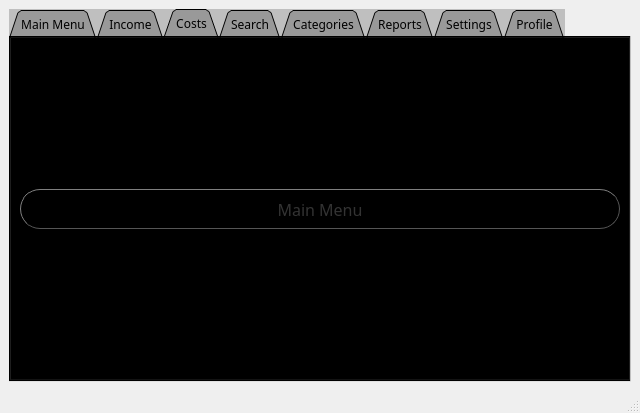
First picture: the form in MainWindow.ui, repository Arian-SK/Personal-Accounting-App, before the edit.
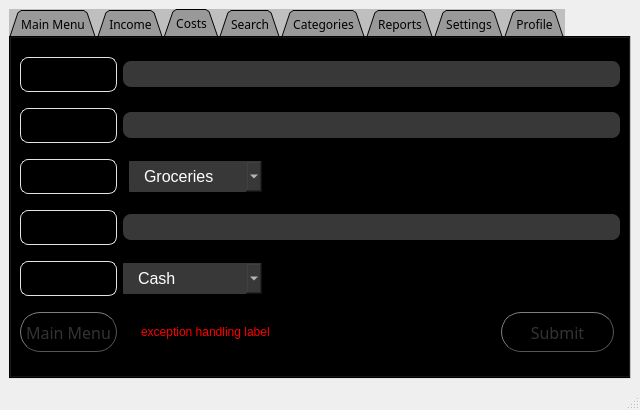
Second picture: the form after the edit. The open tabs and pages were chosen to show the change.

Commit message: Setting and Cost section done

```diff
--- a/MainWindow.ui
+++ b/MainWindow.ui
@@ -7,7 +7,7 @@
     <x>0</x>
     <y>0</y>
     <width>640</width>
-    <height>413</height>
+    <height>410</height>
    </rect>
   </property>
   <property name="minimumSize">
@@ -21,7 +21,7 @@
   </property>
   <widget class="QWidget" name="centralwidget">
    <layout class="QGridLayout" name="gridLayout">
-    <item row="0" column="0">
+    <item row="1" column="0">
      <widget class="QTabWidget" name="tabWidget">
       <property name="sizePolicy">
        <sizepolicy hsizetype="Expanding" vsizetype="Expanding">
@@ -774,7 +774,7 @@
         <string>Costs</string>
        </attribute>
        <layout class="QGridLayout" name="gridLayout_4">
-        <item row="0" column="0">
+        <item row="5" column="0">
          <widget class="QPushButton" name="buttonBackFromCosts">
           <property name="minimumSize">
            <size>
@@ -813,6 +813,393 @@
           </property>
          </widget>
         </item>
+        <item row="2" column="2">
+         <widget class="QComboBox" name="comboCostSource">
+          <property name="font">
+           <font>
+            <pointsize>12</pointsize>
+           </font>
+          </property>
+          <property name="styleSheet">
+           <string notr="true">QComboBox {
+	color: rgb(56, 56, 56);
+	color: rgb(255,255,255);
+  	border-radius: 1px;
+  	padding: 5px 15px;
+  	background-color:#383838
+}
+
+QComboBox::hover {
+  border: 1px solid #e0e4e7;
+
+}
+
+QComboBox::focus{
+  border: 1px solid #e0e4e7;
+}</string>
+          </property>
+          <item>
+           <property name="text">
+            <string>Groceries</string>
+           </property>
+          </item>
+          <item>
+           <property name="text">
+            <string>Refueling</string>
+           </property>
+          </item>
+          <item>
+           <property name="text">
+            <string>Decorations</string>
+           </property>
+          </item>
+          <item>
+           <property name="text">
+            <string>Installment</string>
+           </property>
+          </item>
+         </widget>
+        </item>
+        <item row="4" column="1" colspan="2">
+         <widget class="QComboBox" name="comboCostType">
+          <property name="font">
+           <font>
+            <pointsize>12</pointsize>
+           </font>
+          </property>
+          <property name="styleSheet">
+           <string notr="true">QComboBox {
+	color: rgb(56, 56, 56);
+	color: rgb(255,255,255);
+  	border-radius: 1px;
+  	padding: 5px 15px;
+  	background-color:#383838
+}
+
+QComboBox::hover {
+  border: 1px solid #e0e4e7;
+
+}
+
+QComboBox::focus{
+  border: 1px solid #e0e4e7;
+}</string>
+          </property>
+          <item>
+           <property name="text">
+            <string>Cash</string>
+           </property>
+          </item>
+          <item>
+           <property name="text">
+            <string>Check</string>
+           </property>
+          </item>
+          <item>
+           <property name="text">
+            <string>Digital</string>
+           </property>
+          </item>
+         </widget>
+        </item>
+        <item row="2" column="5">
+         <spacer name="horizontalSpacer_18">
+          <property name="orientation">
+           <enum>Qt::Horizontal</enum>
+          </property>
+          <property name="sizeHint" stdset="0">
+           <size>
+            <width>40</width>
+            <height>20</height>
+           </size>
+          </property>
+         </spacer>
+        </item>
+        <item row="2" column="9">
+         <spacer name="horizontalSpacer_10">
+          <property name="orientation">
+           <enum>Qt::Horizontal</enum>
+          </property>
+          <property name="sizeType">
+           <enum>QSizePolicy::Minimum</enum>
+          </property>
+          <property name="sizeHint" stdset="0">
+           <size>
+            <width>40</width>
+            <height>20</height>
+           </size>
+          </property>
+         </spacer>
+        </item>
+        <item row="4" column="0">
+         <widget class="QLabel" name="labelCostType">
+          <property name="font">
+           <font>
+            <family>Impact</family>
+            <pointsize>12</pointsize>
+           </font>
+          </property>
+          <property name="styleSheet">
+           <string notr="true">QLabel {
+  background-color:rgba(0,0,0, 20% );
+  border-radius: 8px;
+  padding: 5px 15px;
+  border: 1px solid #e0e4e7;
+}
+</string>
+          </property>
+          <property name="text">
+           <string>Type:</string>
+          </property>
+         </widget>
+        </item>
+        <item row="0" column="1" colspan="10">
+         <widget class="QLineEdit" name="lineCost">
+          <property name="styleSheet">
+           <string notr="true">QLineEdit {
+	color: rgb(56, 56, 56);
+	color: rgb(255,255,255);
+  	border-radius: 8px;
+  	padding: 5px 15px;
+  	background-color:#383838
+}
+
+QLineEdit:hover {
+  border: 1px solid #e0e4e7;
+
+}
+
+QLineEdit::focus{
+  border: 1px solid #e0e4e7;
+}</string>
+          </property>
+         </widget>
+        </item>
+        <item row="2" column="8">
+         <spacer name="horizontalSpacer_13">
+          <property name="orientation">
+           <enum>Qt::Horizontal</enum>
+          </property>
+          <property name="sizeHint" stdset="0">
+           <size>
+            <width>40</width>
+            <height>20</height>
+           </size>
+          </property>
+         </spacer>
+        </item>
+        <item row="1" column="1" colspan="10">
+         <widget class="QLineEdit" name="lineCostDate">
+          <property name="styleSheet">
+           <string notr="true">QLineEdit {
+	color: rgb(56, 56, 56);
+	color: rgb(255,255,255);
+  	border-radius: 8px;
+  	padding: 5px 15px;
+  	background-color:#383838
+}
+
+QLineEdit:hover {
+  border: 1px solid #e0e4e7;
+
+}
+
+QLineEdit::focus{
+  border: 1px solid #e0e4e7;
+}</string>
+          </property>
+         </widget>
+        </item>
+        <item row="3" column="1" colspan="10">
+         <widget class="QLineEdit" name="lineCostDetails">
+          <property name="styleSheet">
+           <string notr="true">QLineEdit {
+	color: rgb(56, 56, 56);
+	color: rgb(255,255,255);
+  	border-radius: 8px;
+  	padding: 5px 15px;
+  	background-color:#383838
+}
+
+QLineEdit:hover {
+  border: 1px solid #e0e4e7;
+
+}
+
+QLineEdit::focus{
+  border: 1px solid #e0e4e7;
+}</string>
+          </property>
+         </widget>
+        </item>
+        <item row="1" column="0">
+         <widget class="QLabel" name="labelDateCost">
+          <property name="font">
+           <font>
+            <family>Impact</family>
+            <pointsize>12</pointsize>
+           </font>
+          </property>
+          <property name="styleSheet">
+           <string notr="true">QLabel {
+  background-color:rgba(0,0,0, 20% );
+  border-radius: 8px;
+  padding: 5px 15px;
+  border: 1px solid #e0e4e7;
+}
+</string>
+          </property>
+          <property name="text">
+           <string>Date:</string>
+          </property>
+         </widget>
+        </item>
+        <item row="3" column="0">
+         <widget class="QLabel" name="labelCostDetails">
+          <property name="font">
+           <font>
+            <family>Impact</family>
+            <pointsize>12</pointsize>
+           </font>
+          </property>
+          <property name="styleSheet">
+           <string notr="true">QLabel {
+  background-color:rgba(0,0,0, 20% );
+  border-radius: 8px;
+  padding: 5px 15px;
+  border: 1px solid #e0e4e7;
+}
+</string>
+          </property>
+          <property name="text">
+           <string>Details:</string>
+          </property>
+         </widget>
+        </item>
+        <item row="0" column="0">
+         <widget class="QLabel" name="labelCost">
+          <property name="font">
+           <font>
+            <family>Impact</family>
+            <pointsize>12</pointsize>
+           </font>
+          </property>
+          <property name="styleSheet">
+           <string notr="true">QLabel {
+  background-color:rgba(0,0,0, 20% );
+  border-radius: 8px;
+  padding: 5px 15px;
+  border: 1px solid #e0e4e7;
+}
+</string>
+          </property>
+          <property name="text">
+           <string>Cost:</string>
+          </property>
+         </widget>
+        </item>
+        <item row="2" column="0">
+         <widget class="QLabel" name="labelCostSource">
+          <property name="font">
+           <font>
+            <family>Impact</family>
+            <pointsize>12</pointsize>
+           </font>
+          </property>
+          <property name="styleSheet">
+           <string notr="true">QLabel {
+  background-color:rgba(0,0,0, 20% );
+  border-radius: 8px;
+  padding: 5px 15px;
+  border: 1px solid #e0e4e7;
+}
+</string>
+          </property>
+          <property name="text">
+           <string>Source:</string>
+          </property>
+         </widget>
+        </item>
+        <item row="5" column="8" colspan="2">
+         <widget class="QPushButton" name="buttonCostSubmit">
+          <property name="minimumSize">
+           <size>
+            <width>40</width>
+            <height>40</height>
+           </size>
+          </property>
+          <property name="font">
+           <font>
+            <family>Impact</family>
+            <pointsize>12</pointsize>
+           </font>
+          </property>
+          <property name="styleSheet">
+           <string notr="true">QPushButton {
+color: #333;
+border: 1px solid #555;
+border-radius: 20px;
+border-style: outset;
+background: qradialgradient(
+cx: 0.3, cy: -0.4, fx: 0.3, fy: -0.4,
+radius: 1, stop: 0 #fff, stop: 1 #888
+);
+padding: 5px;
+}
+
+QPushButton:hover {
+background: qradialgradient(
+cx: 0.3, cy: -0.4, fx: 0.3, fy: -0.4,
+radius: 1.35, stop: 0 #fff, stop: 1 #bbb
+);
+}</string>
+          </property>
+          <property name="text">
+           <string>Submit</string>
+          </property>
+         </widget>
+        </item>
+        <item row="2" column="6">
+         <spacer name="horizontalSpacer_19">
+          <property name="orientation">
+           <enum>Qt::Horizontal</enum>
+          </property>
+          <property name="sizeHint" stdset="0">
+           <size>
+            <width>40</width>
+            <height>20</height>
+           </size>
+          </property>
+         </spacer>
+        </item>
+        <item row="2" column="7">
+         <spacer name="horizontalSpacer_14">
+          <property name="orientation">
+           <enum>Qt::Horizontal</enum>
+          </property>
+          <property name="sizeHint" stdset="0">
+           <size>
+            <width>40</width>
+            <height>20</height>
+           </size>
+          </property>
+         </spacer>
+        </item>
+        <item row="5" column="1" colspan="7">
+         <widget class="QLabel" name="labelExceptionCost">
+          <property name="styleSheet">
+           <string notr="true">QLabel {
+  color:rgb(255, 0, 0);
+  background-color:rgba(0,0,0, 20% );
+  padding: 5px 15px;
+}
+</string>
+          </property>
+          <property name="text">
+           <string>exception handling label</string>
+          </property>
+         </widget>
+        </item>
        </layout>
       </widget>
       <widget class="QWidget" name="tabSearch">
```
Left out of the diff: 967 changed lines with no effect on the pictures. The commit also changes 4 other files.
